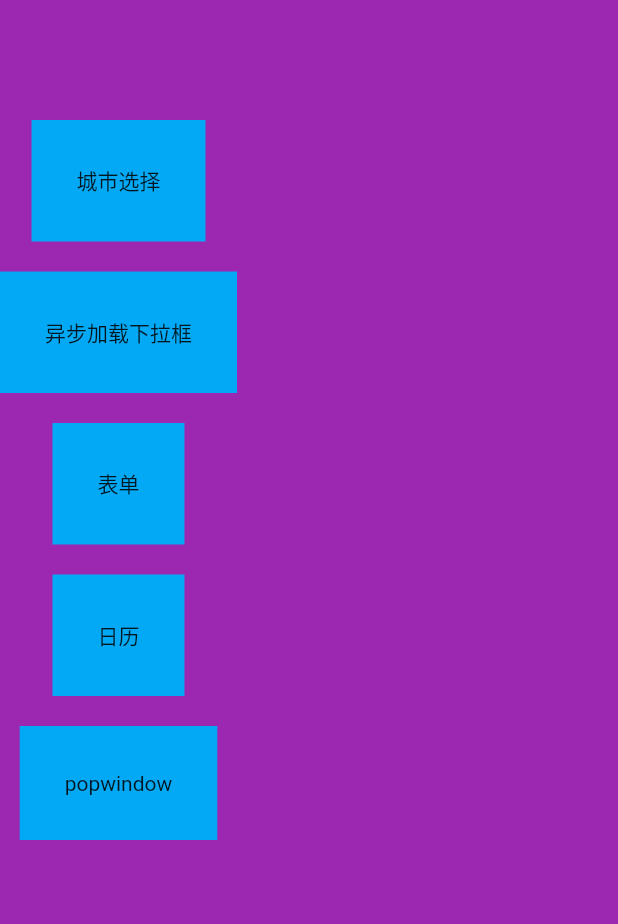
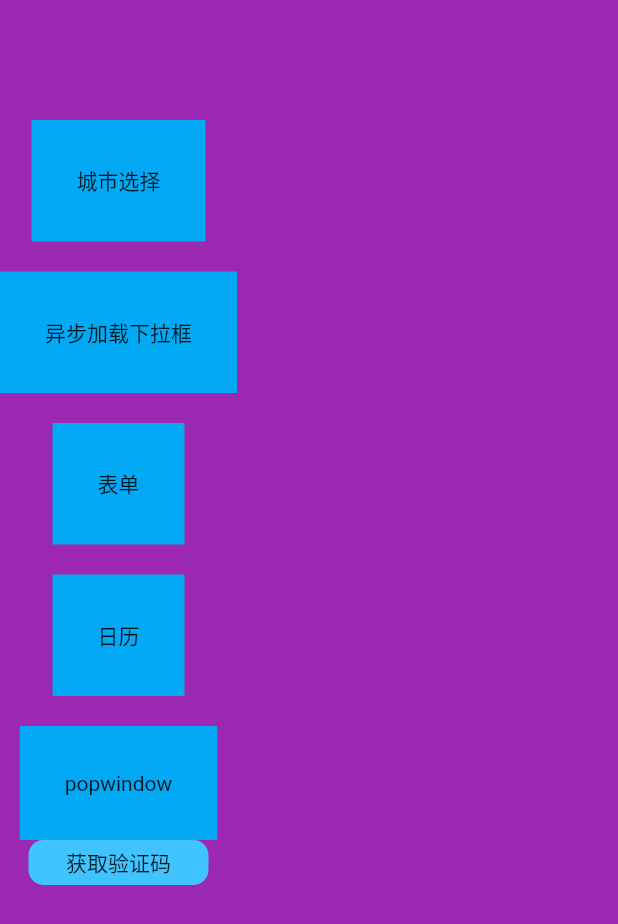
Before and after one commit to zhengzaihong/uikit, a Flutter app: the screen it shows after launch, on a phone screen of 412 x 824 dp. Shown: the top 924 px of the screen. Run offline on Flutter 3.47's test engine with Material 2 defaults, Android fonts, the light colour scheme and no system bars.

Commit message:
基础kit

```diff
--- a/example/lib/main.dart
+++ b/example/lib/main.dart
@@ -1,4 +1,3 @@
-
 import 'package:flutter/material.dart';
 import 'package:uikit/calendar/calendar_helper.dart';
 import 'package:uikit_example/pop_window_example.dart';
@@ -6,13 +5,11 @@ import 'package:uikit_example/pop_window_example.dart';
 import 'async_drop_example.dart';
 import 'city_picker_example.dart';
 import 'form_example.dart';
-
+import 'package:uikit/often/time_view.dart';
 
 void main() {
   runApp(const MyApp());
 }
-
-
 
 class MyApp extends StatefulWidget {
   const MyApp({Key? key}) : super(key: key);
@@ -22,22 +19,19 @@ class MyApp extends StatefulWidget {
 }
 
 class _MyAppState extends State<MyApp> {
-
   @override
   Widget build(BuildContext context) {
-
-
     return MaterialApp(
       home: Scaffold(
         backgroundColor: Colors.purple,
         resizeToAvoidBottomInset: false,
-
-        body:Builder(builder: (context){
-          return  SingleChildScrollView(child: Column(children: [
+        body: Builder(builder: (context) {
+          return SingleChildScrollView(
+              child: Column(children: [
             SizedBox(height: 60),
             InkWell(
-                onTap: ()  {
-                  pushPage(context,CityPickerExample());
+                onTap: () {
+                  pushPage(context, CityPickerExample());
                 },
                 child: Container(
                   margin: EdgeInsets.only(top: 20),
@@ -45,10 +39,9 @@ class _MyAppState extends State<MyApp> {
                   color: Colors.lightBlue,
                   child: Text("城市选择"),
                 )),
-
             InkWell(
-                onTap: ()  {
-                  pushPage(context,AsyncDropExample());
+                onTap: () {
+                  pushPage(context, AsyncDropExample());
                 },
                 child: Container(
                   margin: EdgeInsets.only(top: 20),
@@ -56,10 +49,9 @@ class _MyAppState extends State<MyApp> {
                   padding: EdgeInsets.all(30),
                   child: Text("异步加载下拉框"),
                 )),
-
             InkWell(
-                onTap: ()  {
-                  pushPage(context,FormExample());
+                onTap: () {
+                  pushPage(context, FormExample());
                 },
                 child: Container(
                   margin: EdgeInsets.only(top: 20),
@@ -67,28 +59,25 @@ class _MyAppState extends State<MyApp> {
                   padding: EdgeInsets.all(30),
                   child: Text("表单"),
                 )),
-
-
             InkWell(
-                onTap: ()  {
-
-                var config =  CalendarHelper.getConfig();
-                config.sureButtonWidth = 200;
-                var checkedText = const TextStyle(
+                onTap: () {
+                  var config = CalendarHelper.getConfig();
+                  config.sureButtonWidth = 200;
+                  var checkedText = const TextStyle(
                     color: Colors.black54,
                     fontSize: 16,
                   );
 
-                    config.checkedEndTimeStyle=checkedText;
-                    config.checkedStartTimeStyle = checkedText;
+                  config.checkedEndTimeStyle = checkedText;
+                  config.checkedStartTimeStyle = checkedText;
 
-                  CalendarHelper.showDateDialog(
-                      context,
-                      callBack: (startTime,endTime){
-                        print("---${startTime.year}--${startTime.month}--${startTime.day}->");
-                        print("---${endTime.year}--${endTime.month}--${endTime.day}->");
+                  CalendarHelper.showDateDialog(context,
+                      callBack: (startTime, endTime) {
+                    print(
+                        "---${startTime.year}--${startTime.month}--${startTime.day}->");
+                    print(
+                        "---${endTime.year}--${endTime.month}--${endTime.day}->");
                   });
-
                 },
                 child: Container(
                   margin: EdgeInsets.only(top: 20),
@@ -96,11 +85,9 @@ class _MyAppState extends State<MyApp> {
                   padding: EdgeInsets.all(30),
                   child: Text("日历"),
                 )),
-
-
             InkWell(
-                onTap: ()  {
-                  pushPage(context,PopWindowExample());
+                onTap: () {
+                  pushPage(context, PopWindowExample());
                 },
                 child: Container(
                   margin: EdgeInsets.only(top: 20),
@@ -110,14 +97,45 @@ class _MyAppState extends State<MyApp> {
                 )),
 
 
+            TimeView(
+              countdown: 10,
+              child: (context, controller, time) {
+                if (controller.isAvailable) {
+                  return InkWell(
+                      onTap: () {
+                        ///todo  request
+                        controller.startTimer();
+                      },
+                      child: Container(
+                          width: 120,
+                          height: 30,
+                          alignment: Alignment.center,
+                          decoration: const BoxDecoration(
+                              color: Colors.lightBlueAccent,
+                              borderRadius:
+                                  BorderRadius.all(Radius.circular(10))),
+                          child: Text("获取验证码")));
+                } else {
+                  print("--------请$time秒后再试");
+                }
+
+                return Container(
+                    width: 120,
+                    height: 30,
+                    alignment: Alignment.center,
+                    decoration: const BoxDecoration(
+                        color: Colors.lightBlueAccent,
+                        borderRadius: BorderRadius.all(Radius.circular(10))),
+                    child: Text("请$time秒后再试"));
+              },
+            )
           ]));
         }),
       ),
     );
   }
 
-
-  void pushPage(context,page){
+  void pushPage(context, page) {
     Navigator.push(
       context,
       MaterialPageRoute(builder: (context) {
--- /dev/null
+++ b/lib/often/time_view.dart
@@ -0,0 +1,82 @@
+import 'dart:async';
+import 'package:flutter/material.dart';
+
+///
+/// create_user: zhengzaihong
+/// email:1096877329@qq.com
+/// create_date: 2021/12/13
+/// create_time: 9:43
+/// describe: 用于倒计时类的控件，
+/// 使用规范: 外部请不要将 TimeViewState 持久化。
+///
+
+typedef Child = Widget Function(
+    BuildContext context, TimeViewState controller, int time);
+
+class TimeView extends StatefulWidget {
+
+  /// 倒计时的秒数
+  final int countdown;
+
+  ///返回子控件的回调
+  final Child? child;
+
+  const TimeView({
+    required this.countdown,
+    required this.child,
+    Key? key})
+      : super(key: key);
+
+  @override
+  State<TimeView> createState() => TimeViewState();
+}
+
+class TimeViewState extends State<TimeView> {
+  /// 倒计时的计时器。
+  Timer? _timer;
+
+
+  /// 当前倒计时的秒数。
+  int _seconds = 0;
+
+  ///提供给外部的控制器
+  late TimeViewState _controller;
+
+  @override
+  void initState() {
+    super.initState();
+
+    _controller = this;
+  }
+
+  get isAvailable => _seconds<=0;
+
+  /// 启动倒计时的计时器。
+  void startTimer() {
+    _seconds = widget.countdown;
+    _timer = Timer.periodic(const Duration(seconds: 1), (timer) {
+      if (_seconds == 0) {
+        setState(() {
+          cancelTimer();
+        });
+        return;
+      }
+      setState(() {
+        _seconds--;
+      });
+    });
+  }
+
+  /// 取消倒计时的计时器。
+  void cancelTimer() {
+    _timer?.cancel();
+    setState(() {
+      _seconds = 0;
+    });
+  }
+
+  @override
+  Widget build(BuildContext context) {
+    return widget.child!.call(context, _controller, _seconds);
+  }
+}
```
Also changed, not shown: lib/input_extend/input_extend_view.dart (added, +25 -0 lines).
